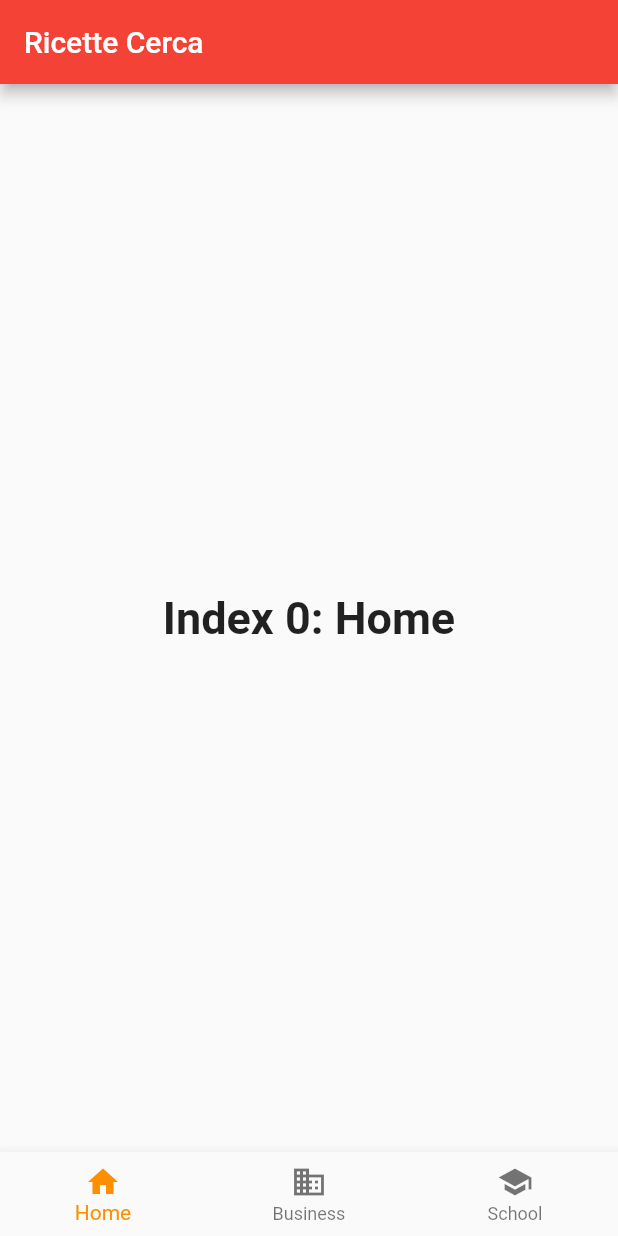
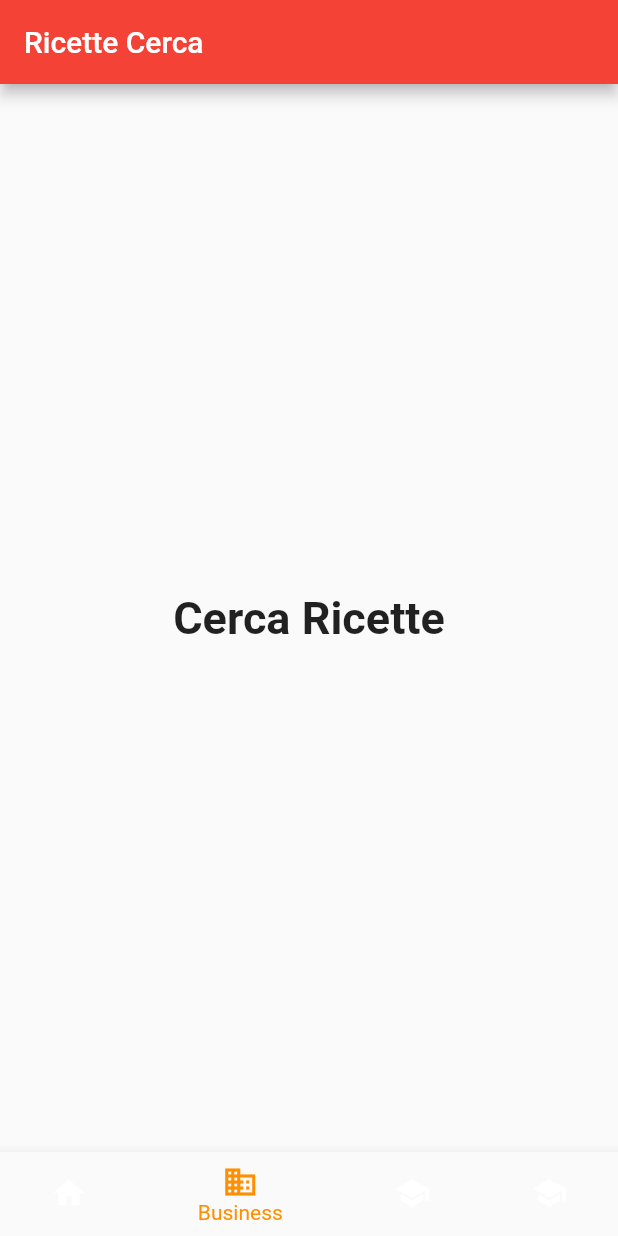
Before and after one commit to ChiaraAmalia/programmazioneMobileFlutter, a Flutter app: the RicetteCerca screen opened directly, on a phone screen of 412 x 824 dp. Run offline on Flutter 3.47's test engine with Material 2 defaults, Android fonts, the phone set to English and light mode, and no system bars.

Commit message:
Update RicetteCerca.dart

```diff
--- a/easycookingflutter/lib/RicetteCerca.dart
+++ b/easycookingflutter/lib/RicetteCerca.dart
@@ -46,20 +46,24 @@ class RicetteCerca extends StatefulWidget {
 }
 
 class _RicetteCercaState extends State<RicetteCerca> {
-  int _selectedIndex = 0;
+  int _selectedIndex = 1;
   static const TextStyle optionStyle =
   TextStyle(fontSize: 30, fontWeight: FontWeight.bold);
   static const List<Widget> _widgetOptions = <Widget>[
     Text(
-      'Index 0: Home',
+      'Dispensa',
       style: optionStyle,
     ),
     Text(
-      'Index 1: Business',
+      'Cerca Ricette',
       style: optionStyle,
     ),
     Text(
-      'Index 2: School',
+      'RicetteTue',
+      style: optionStyle,
+    ),
+    Text(
+      'Lista della spesa',
       style: optionStyle,
     ),
   ];
@@ -101,6 +105,10 @@ class _RicetteCercaState extends State<RicetteCerca> {
             icon: Icon(Icons.school),
             label: 'School',
           ),
+          BottomNavigationBarItem(
+            icon: Icon(Icons.school),
+            label: 'School',
+          ),
         ],
         currentIndex: _selectedIndex,
         selectedItemColor: Colors.amber[800],
```
